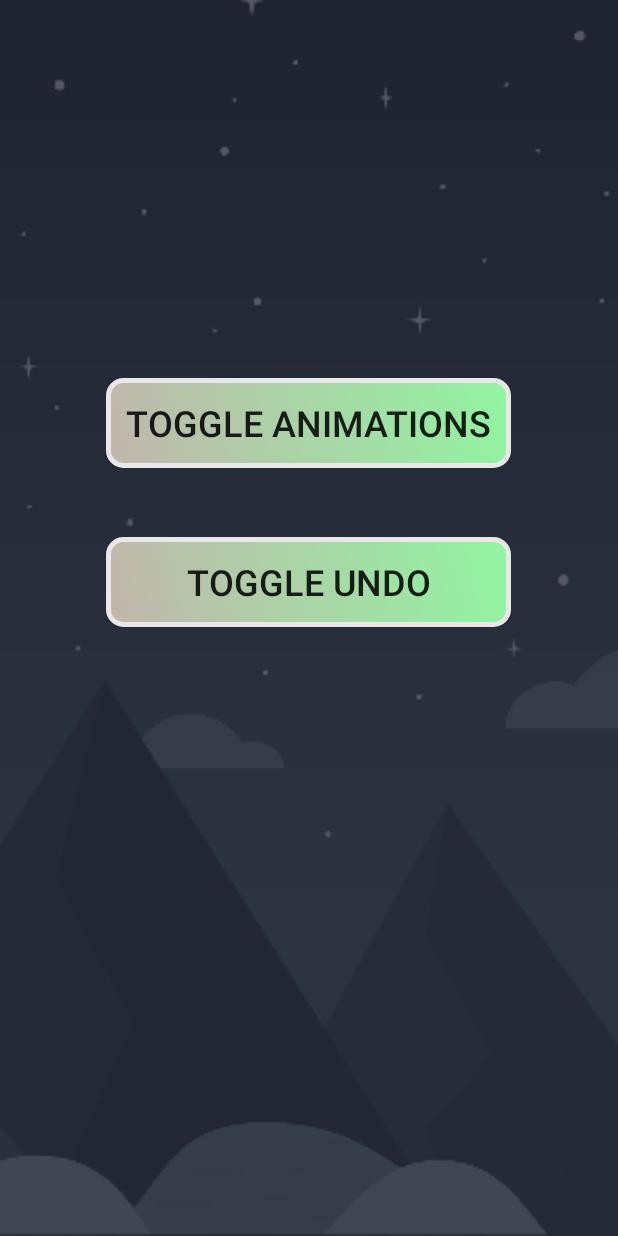
After one commit to MarkBauer5/FinalProject, an Android app: the OptionsActivity screen opened directly, with no data from a screen before it, on a phone screen of 412 x 824 dp. The commit adds this screen. Run offline under Robolectric (Android 15) with nearby library versions, the phone set to English and light mode, and no system bars.

Commit message:
Toggle Animations and Undo Completed

```diff
--- /dev/null
+++ b/app/src/main/java/com/example/finalproject/OptionsActivity.java
@@ -0,0 +1,43 @@
+package com.example.finalproject;
+
+import android.content.Intent;
+import android.os.Bundle;
+import android.view.View;
+import android.widget.Button;
+
+import androidx.appcompat.app.AppCompatActivity;
+
+public class OptionsActivity extends AppCompatActivity {
+    @Override
+    protected void onCreate(Bundle savedInstanceState) {
+        super.onCreate(savedInstanceState);
+        setContentView(R.layout.activity_options);
+
+        configureButtons();
+    }
+    private void configureButtons() {
+        Button toggle_animation = findViewById(R.id.animation_toggle);
+        Button toggle_undo = findViewById(R.id.undo_toggle);
+
+        toggle_animation.setOnClickListener(new View.OnClickListener() {
+            @Override
+            public void onClick(View view) {
+                if (GameActivity.animationEnabled) {
+                    GameActivity.animationEnabled = false;
+                } else {
+                    GameActivity.animationEnabled = true;
+                }
+            }
+        });
+        toggle_undo.setOnClickListener(new View.OnClickListener() {
+            @Override
+            public void onClick(View view) {
+                if (GameActivity.undoEnabled) {
+                    GameActivity.undoEnabled = false;
+                } else {
+                    GameActivity.undoEnabled = true;
+                }
+            }
+        });
+    }
+}
--- /dev/null
+++ b/app/src/main/res/layout/activity_options.xml
@@ -0,0 +1,37 @@
+<?xml version="1.0" encoding="utf-8"?>
+<androidx.constraintlayout.widget.ConstraintLayout xmlns:android="http://schemas.android.com/apk/res/android"
+    xmlns:tools="http://schemas.android.com/tools"
+    xmlns:app="http://schemas.android.com/apk/res-auto"
+    tools:context=".OptionsActivity"
+    android:background="@drawable/main_background"
+    android:layout_width="match_parent"
+    android:layout_height="match_parent">
+
+    <Button
+        android:id="@+id/animation_toggle"
+        android:layout_width="wrap_content"
+        android:layout_height="wrap_content"
+        android:background="@drawable/button"
+        android:text="Toggle Animations"
+        android:textSize="24sp"
+        app:layout_constraintBottom_toBottomOf="parent"
+        app:layout_constraintHorizontal_bias="0.496"
+        app:layout_constraintLeft_toLeftOf="parent"
+        app:layout_constraintRight_toRightOf="parent"
+        app:layout_constraintTop_toTopOf="parent"
+        app:layout_constraintVertical_bias="0.33" />
+    <Button
+        android:id="@+id/undo_toggle"
+        android:layout_width="wrap_content"
+        android:layout_height="wrap_content"
+        android:background="@drawable/button"
+        android:text="Toggle Undo"
+        android:textSize="24sp"
+        app:layout_constraintBottom_toBottomOf="parent"
+        app:layout_constraintHorizontal_bias="0.496"
+        app:layout_constraintLeft_toLeftOf="parent"
+        app:layout_constraintRight_toRightOf="parent"
+        app:layout_constraintTop_toTopOf="parent"
+        app:layout_constraintVertical_bias="0.469" />
+
+</androidx.constraintlayout.widget.ConstraintLayout>
```
Also changed, not shown: app/src/main/AndroidManifest.xml (+9 -0 lines), app/src/main/java/com/example/finalproject/GameActivity.java (+17 -3 lines), app/src/main/java/com/example/finalproject/MainActivity.java (+8 -0 lines).
